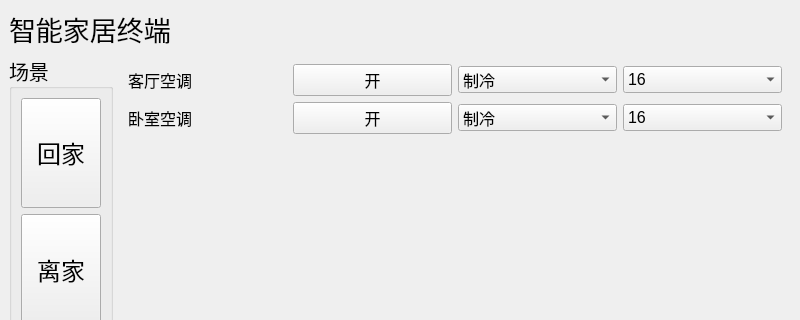
The window that mainwindow.ui (DaisyCoding/QtLab-finalwork) describes before a commit, drawn with Qt 5; both pictures show x 0 to 800 and y 0 to 320 of the 800 by 600 pixel window.
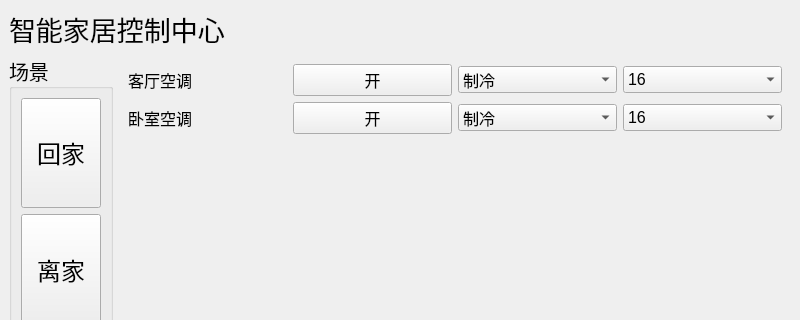
The same window after the commit. The open tabs and pages were chosen to show the change.

Commit message: 2026/1/4 实现空调界面的槽函数与按钮的连接；在获取天气函数内增加对空调小窗口室内温度的显示

The edit to the form file:
```diff
--- a/mainwindow.ui
+++ b/mainwindow.ui
@@ -24,7 +24,7 @@
        </font>
       </property>
       <property name="text">
-       <string>智能家居终端</string>
+       <string>智能家居控制中心</string>
       </property>
      </widget>
     </item>
```
Left out of the diff: 8 changed lines with no effect on the pictures. The commit also changes 2 other files.
